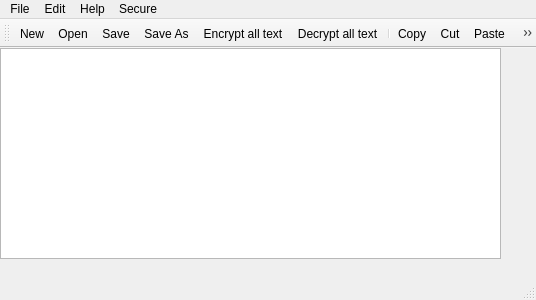
First picture: the form in mainwindow.ui, repository lutayev/SecureNote, before the edit.
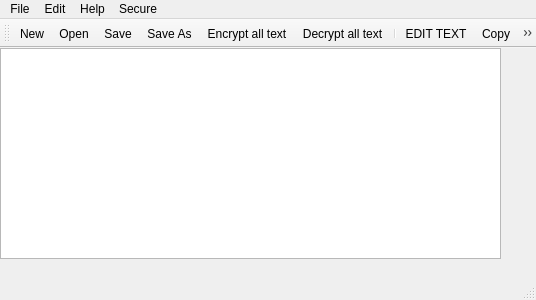
Second picture: the form after the edit. Icons and pictures are not drawn.

Commit message: SecureNote v.0.02 1. Fix bug open-save file (clisong file after operation) 2. Enabling/disabling actions encrypt/decrypt/edit_text according to situation

Diff of the .ui file:
```diff
--- a/mainwindow.ui
+++ b/mainwindow.ui
@@ -40,6 +40,7 @@
    <addaction name="actionEncrypt_all_text"/>
    <addaction name="actionDecrypt_all_text"/>
    <addaction name="separator"/>
+   <addaction name="actionEdit_text"/>
    <addaction name="actionCopy"/>
    <addaction name="actionCut"/>
    <addaction name="actionPaste"/>
@@ -209,6 +210,14 @@
     <string>Set the encryption password</string>
    </property>
   </action>
+  <action name="actionEdit_text">
+   <property name="text">
+    <string>EDIT TEXT</string>
+   </property>
+   <property name="toolTip">
+    <string>Edit Text</string>
+   </property>
+  </action>
  </widget>
  <layoutdefault spacing="6" margin="11"/>
  <resources>
```
The commit also changes 2 other files.
